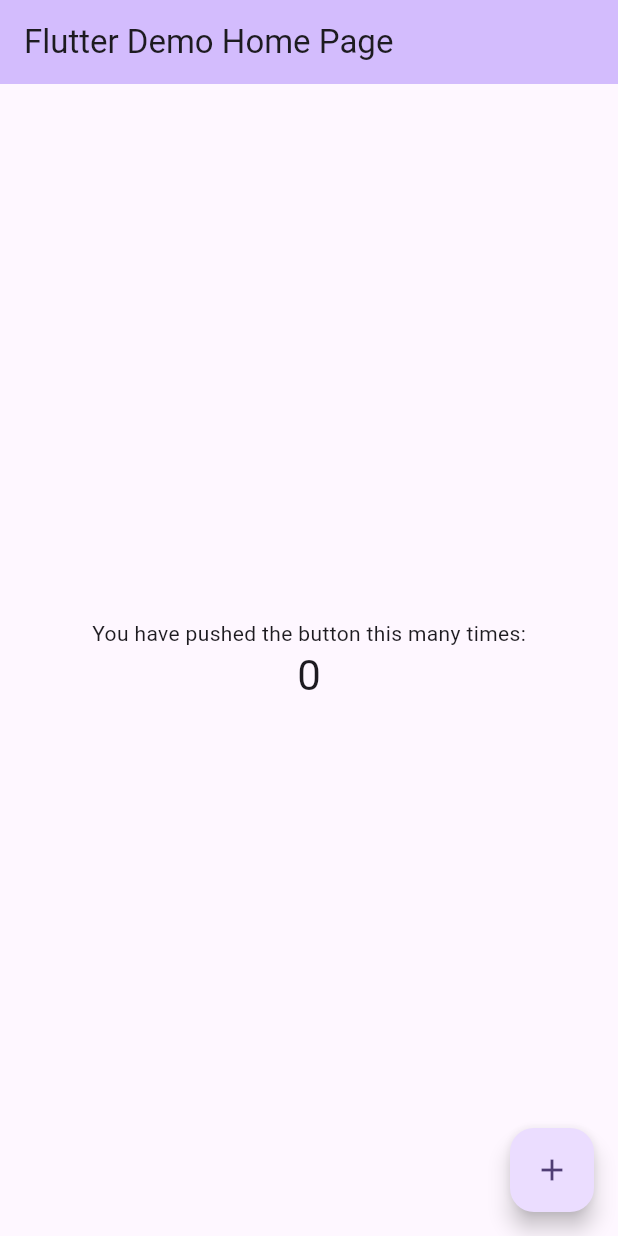
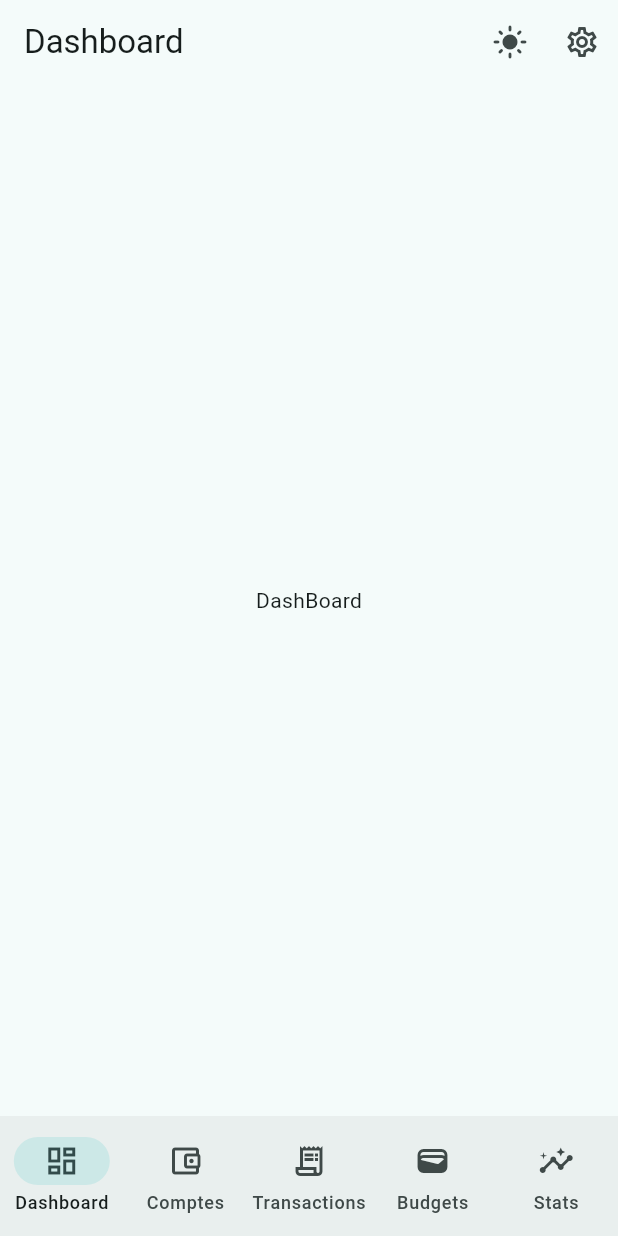
Before and after one commit to Cyriel89/budget_buddy, a Flutter app: the screen it shows after launch, on a phone screen of 412 x 824 dp. Run offline on Flutter 3.47's test engine with Material 3 defaults, Android fonts, the phone set to English and light mode, and no system bars; our stand-ins replace flutter_riverpod, go_router.

Commit message:
feat(ui): setup Riverpod 3 NotifierProvider + go_router bottom navigation + theme switch

```diff
--- /dev/null
+++ b/lib/core/theme/app_theme.dart
@@ -0,0 +1,18 @@
+import 'package:flutter/material.dart';
+
+class AppTheme {
+  static ThemeData light = ThemeData(
+    brightness: Brightness.light,
+    colorScheme: ColorScheme.fromSeed(seedColor: const Color(0xFF0E7C7B)),
+    useMaterial3: true,
+  );
+
+  static ThemeData dark = ThemeData(
+    brightness: Brightness.dark,
+    colorScheme: ColorScheme.fromSeed(
+      seedColor: const Color(0xFF0E7C7B),
+      brightness: Brightness.dark,
+    ),
+    useMaterial3: true,
+  );
+}
--- a/lib/main.dart
+++ b/lib/main.dart
@@ -1,122 +1,25 @@
 import 'package:flutter/material.dart';
+import 'package:flutter_riverpod/flutter_riverpod.dart';
+import 'core/theme/app_theme.dart';
+import 'presentation/routes/app_router.dart';
+import 'core/theme/theme_mode_provider.dart'; // <-- importe le provider partagé
 
 void main() {
-  runApp(const MyApp());
+  WidgetsFlutterBinding.ensureInitialized();
+  runApp(const ProviderScope(child: BudgetBuddyApp()));
 }
 
-class MyApp extends StatelessWidget {
-  const MyApp({super.key});
-
-  // This widget is the root of your application.
+class BudgetBuddyApp extends ConsumerWidget {
+  const BudgetBuddyApp({super.key});
   @override
-  Widget build(BuildContext context) {
-    return MaterialApp(
-      title: 'Flutter Demo',
-      theme: ThemeData(
-        // This is the theme of your application.
-        //
-        // TRY THIS: Try running your application with "flutter run". You'll see
-        // the application has a purple toolbar. Then, without quitting the app,
-        // try changing the seedColor in the colorScheme below to Colors.green
-        // and then invoke "hot reload" (save your changes or press the "hot
-        // reload" button in a Flutter-supported IDE, or press "r" if you used
-        // the command line to start the app).
-        //
-        // Notice that the counter didn't reset back to zero; the application
-        // state is not lost during the reload. To reset the state, use hot
-        // restart instead.
-        //
-        // This works for code too, not just values: Most code changes can be
-        // tested with just a hot reload.
-        colorScheme: ColorScheme.fromSeed(seedColor: Colors.deepPurple),
-      ),
-      home: const MyHomePage(title: 'Flutter Demo Home Page'),
+  Widget build(BuildContext context, WidgetRef ref) {
+    final mode = ref.watch(themeModeProvider);
+    return MaterialApp.router(
+      title: 'Budget Buddy',
+      theme: AppTheme.light,
+      darkTheme: AppTheme.dark,
+      themeMode: mode,
+      routerConfig: appRouter,
     );
   }
 }
-
-class MyHomePage extends StatefulWidget {
-  const MyHomePage({super.key, required this.title});
-
-  // This widget is the home page of your application. It is stateful, meaning
-  // that it has a State object (defined below) that contains fields that affect
-  // how it looks.
-
-  // This class is the configuration for the state. It holds the values (in this
-  // case the title) provided by the parent (in this case the App widget) and
-  // used by the build method of the State. Fields in a Widget subclass are
-  // always marked "final".
-
-  final String title;
-
-  @override
-  State<MyHomePage> createState() => _MyHomePageState();
-}
-
-class _MyHomePageState extends State<MyHomePage> {
-  int _counter = 0;
-
-  void _incrementCounter() {
-    setState(() {
-      // This call to setState tells the Flutter framework that something has
-      // changed in this State, which causes it to rerun the build method below
-      // so that the display can reflect the updated values. If we changed
-      // _counter without calling setState(), then the build method would not be
-      // called again, and so nothing would appear to happen.
-      _counter++;
-    });
-  }
-
-  @override
-  Widget build(BuildContext context) {
-    // This method is rerun every time setState is called, for instance as done
-    // by the _incrementCounter method above.
-    //
-    // The Flutter framework has been optimized to make rerunning build methods
-    // fast, so that you can just rebuild anything that needs updating rather
-    // than having to individually change instances of widgets.
-    return Scaffold(
-      appBar: AppBar(
-        // TRY THIS: Try changing the color here to a specific color (to
-        // Colors.amber, perhaps?) and trigger a hot reload to see the AppBar
-        // change color while the other colors stay the same.
-        backgroundColor: Theme.of(context).colorScheme.inversePrimary,
-        // Here we take the value from the MyHomePage object that was created by
-        // the App.build method, and use it to set our appbar title.
-        title: Text(widget.title),
-      ),
-      body: Center(
-        // Center is a layout widget. It takes a single child and positions it
-        // in the middle of the parent.
-        child: Column(
-          // Column is also a layout widget. It takes a list of children and
-          // arranges them vertically. By default, it sizes itself to fit its
-          // children horizontally, and tries to be as tall as its parent.
-          //
-          // Column has various properties to control how it sizes itself and
-          // how it positions its children. Here we use mainAxisAlignment to
-          // center the children vertically; the main axis here is the vertical
-          // axis because Columns are vertical (the cross axis would be
-          // horizontal).
-          //
-          // TRY THIS: Invoke "debug painting" (choose the "Toggle Debug Paint"
-          // action in the IDE, or press "p" in the console), to see the
-          // wireframe for each widget.
-          mainAxisAlignment: MainAxisAlignment.center,
-          children: <Widget>[
-            const Text('You have pushed the button this many times:'),
-            Text(
-              '$_counter',
-              style: Theme.of(context).textTheme.headlineMedium,
-            ),
-          ],
-        ),
-      ),
-      floatingActionButton: FloatingActionButton(
-        onPressed: _incrementCounter,
-        tooltip: 'Increment',
-        child: const Icon(Icons.add),
-      ), // This trailing comma makes auto-formatting nicer for build methods.
-    );
-  }
-}
--- /dev/null
+++ b/lib/presentation/routes/app_router.dart
@@ -0,0 +1,96 @@
+import 'package:flutter/material.dart';
+import 'package:go_router/go_router.dart';
+
+import '../screens/accounts_screen.dart';
+import '../screens/budgets_screen.dart';
+import '../screens/dashboard_screen.dart';
+import '../screens/stats_screen.dart';
+import '../screens/transactions_screen.dart';
+import '../screens/settings_screen.dart';
+
+class ShellScaffold extends StatefulWidget {
+  const ShellScaffold({super.key, required this.navigationShell});
+  final StatefulNavigationShell navigationShell;
+  @override
+  State<ShellScaffold> createState() => _ShellScaffoldState();
+}
+
+class _ShellScaffoldState extends State<ShellScaffold> {
+  int get _index => widget.navigationShell.currentIndex;
+  void _onTap(int idx) => widget.navigationShell.goBranch(idx);
+  @override
+  Widget build(BuildContext context) {
+    return Scaffold(
+      body: widget.navigationShell,
+      bottomNavigationBar: NavigationBar(
+        selectedIndex: _index,
+        onDestinationSelected: _onTap,
+        destinations: const [
+          NavigationDestination(
+            icon: Icon(Icons.dashboard_outlined),
+            label: 'Dashboard',
+          ),
+          NavigationDestination(
+            icon: Icon(Icons.account_balance_wallet_outlined),
+            label: 'Comptes',
+          ),
+          NavigationDestination(
+            icon: Icon(Icons.receipt_long_outlined),
+            label: 'Transactions',
+          ),
+          NavigationDestination(
+            icon: Icon(Icons.wallet_outlined),
+            label: 'Budgets',
+          ),
+          NavigationDestination(
+            icon: Icon(Icons.insights_outlined),
+            label: 'Stats',
+          ),
+        ],
+      ),
+    );
+  }
+}
+
+final appRouter = GoRouter(
+  routes: [
+    StatefulShellRoute.indexedStack(
+      builder: (context, state, navShell) =>
+          ShellScaffold(navigationShell: navShell),
+      branches: [
+        StatefulShellBranch(
+          routes: [
+            GoRoute(path: '/', builder: (c, s) => const DashboardScreen()),
+          ],
+        ),
+        StatefulShellBranch(
+          routes: [
+            GoRoute(
+              path: '/accounts',
+              builder: (c, s) => const AccountsScreen(),
+            ),
+          ],
+        ),
+        StatefulShellBranch(
+          routes: [
+            GoRoute(
+              path: '/transactions',
+              builder: (c, s) => const TransactionsScreen(),
+            ),
+          ],
+        ),
+        StatefulShellBranch(
+          routes: [
+            GoRoute(path: '/budgets', builder: (c, s) => const BudgetsScreen()),
+          ],
+        ),
+        StatefulShellBranch(
+          routes: [
+            GoRoute(path: '/stats', builder: (c, s) => const StatsScreen()),
+          ],
+        ),
+      ],
+    ),
+    GoRoute(path: '/settings', builder: (c, s) => const SettingsScreen()),
+  ],
+);
--- /dev/null
+++ b/lib/presentation/screens/dashboard_screen.dart
@@ -0,0 +1,31 @@
+import 'package:flutter/material.dart';
+import 'package:flutter_riverpod/flutter_riverpod.dart';
+import 'package:go_router/go_router.dart';
+import '../../core/theme/theme_mode_provider.dart';
+
+class DashboardScreen extends ConsumerWidget {
+  const DashboardScreen({super.key});
+  @override
+  Widget build(BuildContext context, WidgetRef ref) {
+    final mode = ref.watch(themeModeProvider); // ThemeMode courant
+    return Scaffold(
+      appBar: AppBar(
+        title: const Text('Dashboard'),
+        actions: [
+          IconButton(
+            tooltip: 'Basculer clair/sombre',
+            onPressed: () => ref.read(themeModeProvider.notifier).toggle(),
+            icon: Icon(
+              mode == ThemeMode.dark ? Icons.dark_mode : Icons.light_mode,
+            ),
+          ),
+          IconButton(
+            onPressed: () => context.push('/settings'),
+            icon: const Icon(Icons.settings_outlined),
+          ),
+        ],
+      ),
+      body: const Center(child: Text('DashBoard')),
+    );
+  }
+}
--- a/pubspec.yaml
+++ b/pubspec.yaml
@@ -34,6 +34,9 @@ dependencies:
   # The following adds the Cupertino Icons font to your application.
   # Use with the CupertinoIcons class for iOS style icons.
   cupertino_icons: ^1.0.8
+  flutter_riverpod: ^3.0.3
+  intl: ^0.20.2
+  go_router: ^16.3.0
 
 dev_dependencies:
   flutter_test:
@@ -44,7 +47,7 @@ dev_dependencies:
   # activated in the `analysis_options.yaml` file located at the root of your
   # package. See that file for information about deactivating specific lint
   # rules and activating additional ones.
-  flutter_lints: ^5.0.0
+  flutter_lints: ^6.0.0
 
 # For information on the generic Dart part of this file, see the
 # following page: https://dart.dev/tools/pub/pubspec
```
Also changed, not shown: lib/core/theme/theme_mode_provider.dart (added, +19 -0 lines), lib/presentation/screens/accounts_screen.dart (added, +31 -0 lines), lib/presentation/screens/budgets_screen.dart (added, +31 -0 lines), lib/presentation/screens/settings_screen.dart (added, +31 -0 lines), lib/presentation/screens/stats_screen.dart (added, +31 -0 lines), lib/presentation/screens/transactions_screen.dart (added, +31 -0 lines), lib/core/constants.dart (added), pubspec.lock, 1 other file.
